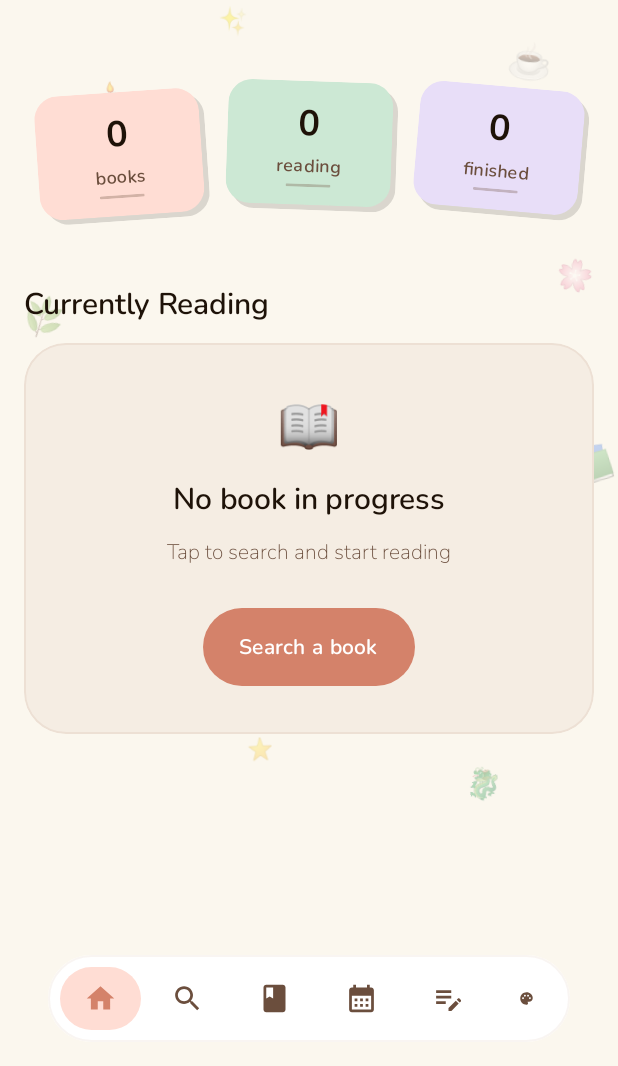
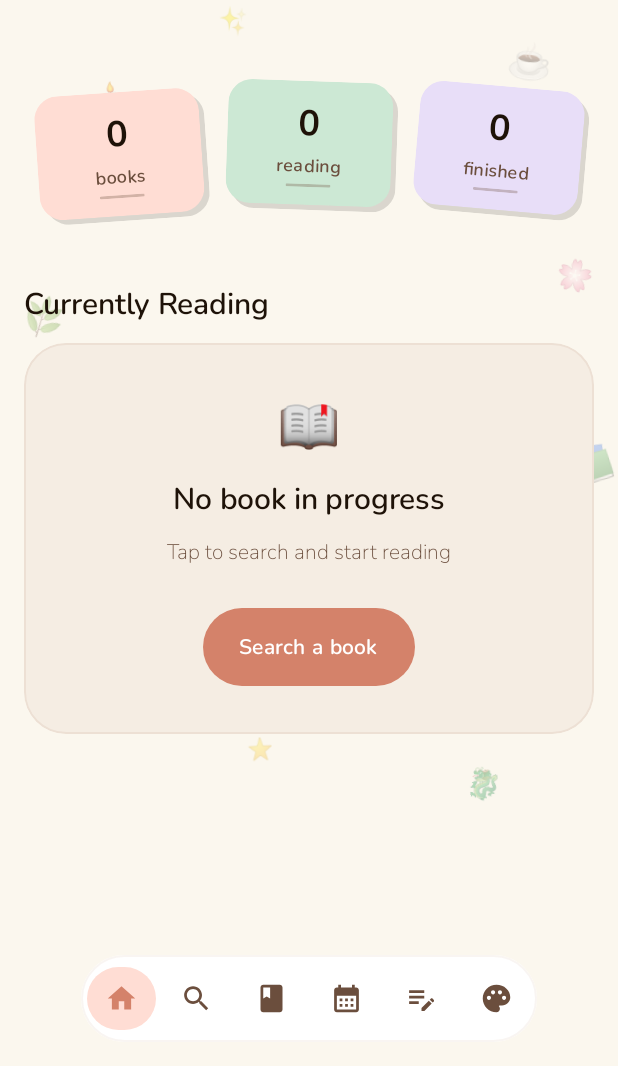
Before and after one commit to saraardila/BookNook, an Android app built with Jetpack Compose: the screen it shows after launch (MainActivity), on a phone screen of 412 x 824 dp, the part 170-1236 px from its top. Run offline under Robolectric (Android 15) with nearby library versions, the phone set to English and light mode, and no system bars; our stand-ins replace Dagger/Hilt's generated code, Room's generated code.

Commit message:
Refine bottom navigation bar layout and spacing in `MainActivity`
- Add `navigationBarsPadding` to the bottom navigation container to ensure proper spacing on devices with navigation bars
- Adjust horizontal padding of the navigation bar and its individual items for a more compact layout
- Clean up unused imports and formatting in `MainActivity.kt`
- Ensure the bottom navigation bar is centered and properly contained within its `Box` wrapper

```diff
--- a/app/src/main/java/com/nawin/booknook/MainActivity.kt
+++ b/app/src/main/java/com/nawin/booknook/MainActivity.kt
@@ -10,12 +10,11 @@ import androidx.compose.foundation.border
 import androidx.compose.foundation.clickable
 import androidx.compose.foundation.layout.Arrangement
 import androidx.compose.foundation.layout.Box
-import androidx.compose.foundation.layout.Column
 import androidx.compose.foundation.layout.Row
 import androidx.compose.foundation.layout.fillMaxWidth
+import androidx.compose.foundation.layout.navigationBarsPadding
 import androidx.compose.foundation.layout.padding
 import androidx.compose.foundation.layout.size
-import androidx.compose.foundation.layout.wrapContentWidth
 import androidx.compose.foundation.shape.RoundedCornerShape
 import androidx.compose.material3.*
 import androidx.compose.runtime.*
@@ -30,7 +29,6 @@ import androidx.navigation.compose.rememberNavController
 import com.nawin.booknook.presentation.navigation.BottomNavItem
 import com.nawin.booknook.presentation.navigation.NavGraph
 import com.nawin.booknook.presentation.theme.BookNookTheme
-import com.nawin.booknook.presentation.theme.UserPreferences
 import com.nawin.booknook.presentation.ui.main.MainViewModel
 import dagger.hilt.android.AndroidEntryPoint
 import kotlin.getValue
@@ -70,7 +68,8 @@ class MainActivity : ComponentActivity() {
                         Box(
                             modifier = Modifier
                                 .fillMaxWidth()
-                                .padding(horizontal = 32.dp, vertical = 16.dp),
+                                .navigationBarsPadding()
+                                .padding(horizontal = 16.dp, vertical = 16.dp),
                             contentAlignment = Alignment.Center
                         ) {
                             Row(
@@ -82,7 +81,7 @@ class MainActivity : ComponentActivity() {
                                         MaterialTheme.colorScheme.outline.copy(alpha = 0.15f),
                                         RoundedCornerShape(32.dp)
                                     )
-                                    .padding(horizontal = 8.dp, vertical = 8.dp),
+                                    .padding(horizontal = 4.dp, vertical = 8.dp),
                                 horizontalArrangement = Arrangement.spacedBy(4.dp),
                                 verticalAlignment = Alignment.CenterVertically
                             ) {
@@ -104,7 +103,7 @@ class MainActivity : ComponentActivity() {
                                                     restoreState = true
                                                 }
                                             }
-                                            .padding(horizontal = 16.dp, vertical = 10.dp),
+                                            .padding(horizontal = 12.dp, vertical = 10.dp),
                                         contentAlignment = Alignment.Center
                                     ) {
                                         Icon(
@@ -118,7 +117,8 @@ class MainActivity : ComponentActivity() {
                                 }
                             }
                         }
-                    }                ) { paddingValues ->
+                    }
+                ) { paddingValues ->
                     NavGraph(
                         navController = navController,
                         modifier = Modifier.padding(paddingValues)
```
